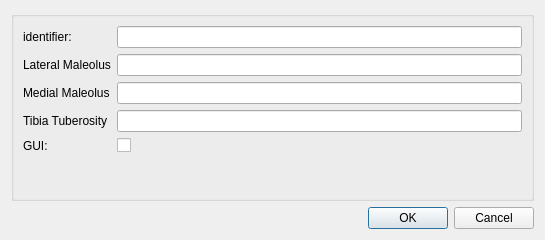
First picture: the form in mapclientplugins/fieldworkpcregtibiafibula2landmarksstep/qt/configuredialog.ui, repository mapclient-plugins/fieldworkpcregtibiafibula2landmarksstep, before the edit.
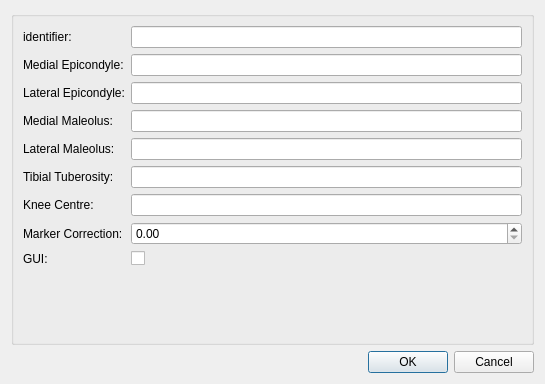
Second picture: the form after the edit.

Commit message: added knee centre, lateral epicondyle and medial epicondyle landmarks, marker offset option.

The edit to the form file:
```diff
--- a/mapclientplugins/fieldworkpcregtibiafibula2landmarksstep/qt/configuredialog.ui
+++ b/mapclientplugins/fieldworkpcregtibiafibula2landmarksstep/qt/configuredialog.ui
@@ -7,7 +7,7 @@
     <x>0</x>
     <y>0</y>
     <width>545</width>
-    <height>240</height>
+    <height>384</height>
    </rect>
   </property>
   <property name="windowTitle">
@@ -33,54 +33,94 @@
       <property name="fieldGrowthPolicy">
        <enum>QFormLayout::AllNonFixedFieldsGrow</enum>
       </property>
-      <item row="0" column="0">
-       <widget class="QLabel" name="label0">
-        <property name="text">
-         <string>identifier:  </string>
-        </property>
-       </widget>
-      </item>
       <item row="0" column="1">
        <widget class="QLineEdit" name="lineEdit0"/>
       </item>
       <item row="1" column="0">
-       <widget class="QLabel" name="label_2">
+       <widget class="QLabel" name="label_5">
         <property name="text">
-         <string>Lateral Maleolus</string>
+         <string>Medial Epicondyle:</string>
         </property>
        </widget>
       </item>
       <item row="1" column="1">
-       <widget class="QLineEdit" name="lineEditLM"/>
+       <widget class="QLineEdit" name="lineEditMC"/>
       </item>
       <item row="2" column="0">
-       <widget class="QLabel" name="label_3">
+       <widget class="QLabel" name="label">
         <property name="text">
-         <string>Medial Maleolus</string>
+         <string>Lateral Epicondyle:</string>
         </property>
        </widget>
       </item>
       <item row="2" column="1">
-       <widget class="QLineEdit" name="lineEditMM"/>
+       <widget class="QLineEdit" name="lineEditLC"/>
       </item>
       <item row="3" column="0">
-       <widget class="QLabel" name="label_4">
+       <widget class="QLabel" name="label_3">
         <property name="text">
-         <string>Tibia Tuberosity</string>
+         <string>Medial Maleolus:</string>
         </property>
        </widget>
       </item>
       <item row="3" column="1">
-       <widget class="QLineEdit" name="lineEditTT"/>
+       <widget class="QLineEdit" name="lineEditMM"/>
       </item>
       <item row="4" column="0">
+       <widget class="QLabel" name="label_2">
+        <property name="text">
+         <string>Lateral Maleolus:</string>
+        </property>
+       </widget>
+      </item>
+      <item row="4" column="1">
+       <widget class="QLineEdit" name="lineEditLM"/>
+      </item>
+      <item row="5" column="0">
+       <widget class="QLabel" name="label_4">
+        <property name="text">
+         <string>Tibial Tuberosity:</string>
+        </property>
+       </widget>
+      </item>
+      <item row="5" column="1">
+       <widget class="QLineEdit" name="lineEditTT"/>
+      </item>
+      <item row="6" column="0">
+       <widget class="QLabel" name="label_6">
+        <property name="text">
+         <string>Knee Centre:</string>
+        </property>
+       </widget>
+      </item>
+      <item row="6" column="1">
+       <widget class="QLineEdit" name="lineEditKC"/>
+      </item>
+      <item row="0" column="0">
+       <widget class="QLabel" name="label0">
+        <property name="text">
+         <string>identifier:  </string>
+        </property>
+       </widget>
+      </item>
+      <item row="7" column="0">
+       <widget class="QLabel" name="label_8">
+        <property name="text">
+         <string>Marker Correction:</string>
+        </property>
+       </widget>
+      </item>
+      <item row="7" column="1">
+       <widget class="QDoubleSpinBox" name="doubleSpinBox"/>
+      </item>
+      <item row="8" column="0">
        <widget class="QLabel" name="label_7">
         <property name="text">
          <string>GUI:</string>
         </property>
        </widget>
       </item>
-      <item row="4" column="1">
+      <item row="8" column="1">
        <widget class="QCheckBox" name="checkBoxGUI">
         <property name="text">
          <string/>
```
Left out of the diff: 6 changed lines with no effect on the pictures. The commit also changes 6 other files.
